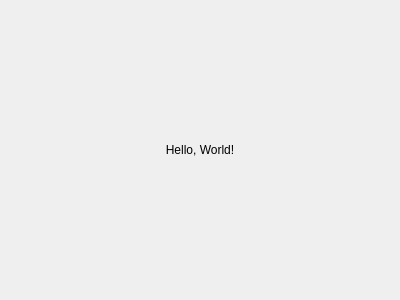
Old version of the form src/mainwindow.ui in the repository tototmek/PeriodCalendar.
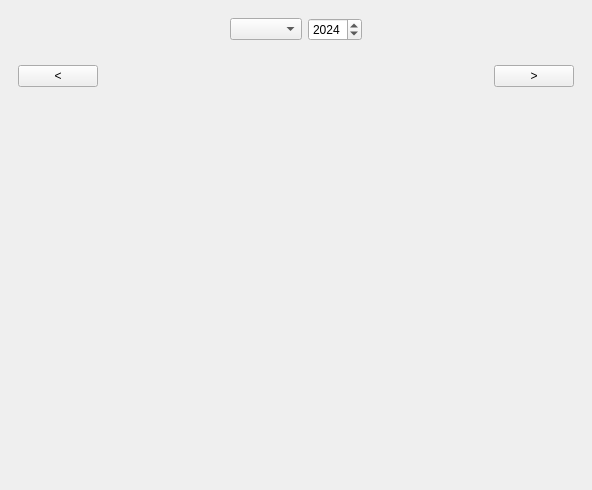
New version of the form.

The edit to the form file:
```diff
--- a/src/mainwindow.ui
+++ b/src/mainwindow.ui
@@ -6,8 +6,8 @@
    <rect>
     <x>0</x>
     <y>0</y>
-    <width>400</width>
-    <height>300</height>
+    <width>592</width>
+    <height>490</height>
    </rect>
   </property>
   <property name="windowTitle">
@@ -16,13 +16,144 @@
   <widget class="QWidget" name="centralWidget">
    <layout class="QVBoxLayout" name="verticalLayout">
     <item>
-     <widget class="QLabel" name="label">
-      <property name="text">
-       <string>Hello, World!</string>
+     <widget class="QWidget" name="pageSelectionWidget" native="true">
+      <property name="sizePolicy">
+       <sizepolicy hsizetype="Preferred" vsizetype="Maximum">
+        <horstretch>0</horstretch>
+        <verstretch>0</verstretch>
+       </sizepolicy>
       </property>
-      <property name="alignment">
-       <set>Qt::AlignCenter</set>
-      </property>
+      <layout class="QHBoxLayout" name="horizontalLayout">
+       <item>
+        <spacer name="horizontalSpacer">
+         <property name="orientation">
+          <enum>Qt::Horizontal</enum>
+         </property>
+         <property name="sizeHint" stdset="0">
+          <size>
+           <width>40</width>
+           <height>20</height>
+          </size>
+         </property>
+        </spacer>
+       </item>
+       <item>
+        <widget class="QComboBox" name="monthComboBox">
+         <property name="sizePolicy">
+          <sizepolicy hsizetype="Preferred" vsizetype="Fixed">
+           <horstretch>0</horstretch>
+           <verstretch>0</verstretch>
+          </sizepolicy>
+         </property>
+         <property name="maxVisibleItems">
+          <number>12</number>
+         </property>
+        </widget>
+       </item>
+       <item>
+        <widget class="QSpinBox" name="yearSpinBox">
+         <property name="minimum">
+          <number>1970</number>
+         </property>
+         <property name="maximum">
+          <number>2137</number>
+         </property>
+         <property name="value">
+          <number>2024</number>
+         </property>
+        </widget>
+       </item>
+       <item>
+        <spacer name="horizontalSpacer_2">
+         <property name="orientation">
+          <enum>Qt::Horizontal</enum>
+         </property>
+         <property name="sizeHint" stdset="0">
+          <size>
+           <width>40</width>
+           <height>20</height>
+          </size>
+         </property>
+        </spacer>
+       </item>
+      </layout>
+     </widget>
+    </item>
+    <item>
+     <widget class="QWidget" name="calendarWidget" native="true">
+      <layout class="QHBoxLayout" name="horizontalLayout_2">
+       <item>
+        <layout class="QVBoxLayout" name="verticalLayout_2">
+         <item>
+          <widget class="QPushButton" name="pushButton_2">
+           <property name="sizePolicy">
+            <sizepolicy hsizetype="Minimum" vsizetype="Fixed">
+             <horstretch>0</horstretch>
+             <verstretch>0</verstretch>
+            </sizepolicy>
+           </property>
+           <property name="text">
+            <string>&lt;</string>
+           </property>
+          </widget>
+         </item>
+         <item>
+          <spacer name="verticalSpacer">
+           <property name="orientation">
+            <enum>Qt::Vertical</enum>
+           </property>
+           <property name="sizeHint" stdset="0">
+            <size>
+             <width>20</width>
+             <height>40</height>
+            </size>
+           </property>
+          </spacer>
+         </item>
+        </layout>
+       </item>
+       <item>
+        <widget class="QWidget" name="calendar" native="true">
+         <property name="sizePolicy">
+          <sizepolicy hsizetype="Expanding" vsizetype="Expanding">
+           <horstretch>0</horstretch>
+           <verstretch>0</verstretch>
+          </sizepolicy>
+         </property>
+         <layout class="QGridLayout" name="gridLayout"/>
+        </widget>
+       </item>
+       <item>
+        <layout class="QVBoxLayout" name="verticalLayout_3">
+         <item>
+          <widget class="QPushButton" name="pushButton">
+           <property name="sizePolicy">
+            <sizepolicy hsizetype="Minimum" vsizetype="Fixed">
+             <horstretch>0</horstretch>
+             <verstretch>0</verstretch>
+            </sizepolicy>
+           </property>
+           <property name="text">
+            <string>&gt;</string>
+           </property>
+          </widget>
+         </item>
+         <item>
+          <spacer name="verticalSpacer_2">
+           <property name="orientation">
+            <enum>Qt::Vertical</enum>
+           </property>
+           <property name="sizeHint" stdset="0">
+            <size>
+             <width>20</width>
+             <height>40</height>
+            </size>
+           </property>
+          </spacer>
+         </item>
+        </layout>
+       </item>
+      </layout>
      </widget>
     </item>
    </layout>
```
